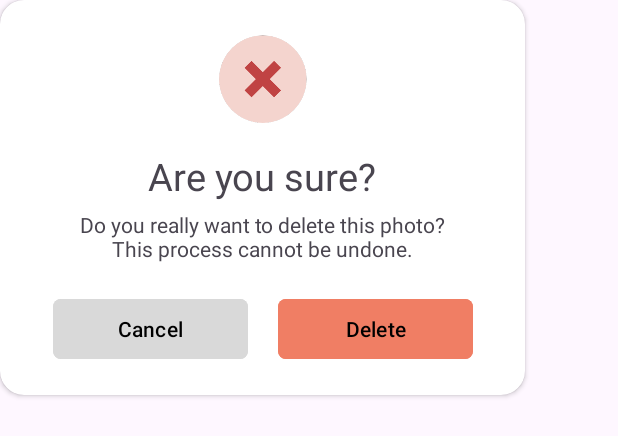
After one commit to SonnWT/GrowDiary, an Android app: the layout custom_confirm_photo.xml on its own in the app's theme, with its tools: preview values and no code run, on a phone screen of 412 x 824 dp. The commit adds this screen. Shown: the top 436 px of the screen. Run offline under Robolectric (Android 15) with nearby library versions, the phone set to English and light mode, and no system bars.

```diff
--- /dev/null
+++ b/app/src/main/res/drawable/baseline_clear_24.xml
@@ -0,0 +1,5 @@
+<vector xmlns:android="http://schemas.android.com/apk/res/android" android:height="24dp" android:tint="#E64163" android:viewportHeight="24" android:viewportWidth="24" android:width="24dp">
+
+    <path android:fillColor="@android:color/white" android:pathData="M19,6.41L17.59,5 12,10.59 6.41,5 5,6.41 10.59,12 5,17.59 6.41,19 12,13.41 17.59,19 19,17.59 13.41,12z"/>
+
+</vector>
--- /dev/null
+++ b/app/src/main/res/layout/custom_confirm_photo.xml
@@ -0,0 +1,80 @@
+<?xml version="1.0" encoding="utf-8"?>
+<androidx.cardview.widget.CardView xmlns:android="http://schemas.android.com/apk/res/android"
+    xmlns:tools="http://schemas.android.com/tools"
+    android:layout_width="350dp"
+    android:layout_height="wrap_content"
+    android:padding="20dp"
+    xmlns:app="http://schemas.android.com/apk/res-auto"
+    app:cardCornerRadius="16dp"
+    android:elevation="20dp">
+
+    <androidx.constraintlayout.widget.ConstraintLayout
+        android:layout_width="match_parent"
+        android:layout_height="wrap_content">
+
+        <ImageView
+            android:id="@+id/gambar_x"
+            android:layout_width="100dp"
+            android:layout_height="100dp"
+            android:src="@drawable/confirm_delete"
+            app:layout_constraintStart_toStartOf="parent"
+            app:layout_constraintEnd_toEndOf="parent"
+            app:layout_constraintTop_toTopOf="parent"/>
+
+        <TextView
+            android:id="@+id/are_you_sure"
+            android:layout_width="wrap_content"
+            android:layout_height="wrap_content"
+            android:text="Are you sure?"
+            android:textSize="25sp"
+            app:layout_constraintTop_toBottomOf="@id/gambar_x"
+            app:layout_constraintStart_toStartOf="parent"
+            app:layout_constraintEnd_toEndOf="parent"/>
+
+        <TextView
+            android:id="@+id/text_confirm"
+            android:layout_width="250sp"
+            android:layout_height="wrap_content"
+            android:textAlignment="center"
+            android:layout_marginTop="5dp"
+            android:text="Do you really want to delete this photo? This process cannot be undone."
+            app:layout_constraintStart_toStartOf="parent"
+            app:layout_constraintEnd_toEndOf="parent"
+            app:layout_constraintTop_toBottomOf="@id/are_you_sure"/>
+
+        <LinearLayout
+            android:layout_width="wrap_content"
+            android:layout_height="wrap_content"
+            android:orientation="horizontal"
+            android:layout_margin="20dp"
+            app:layout_constraintTop_toBottomOf="@id/text_confirm"
+            app:layout_constraintStart_toStartOf="parent"
+            app:layout_constraintEnd_toEndOf="parent"
+            app:layout_constraintBottom_toBottomOf="parent"
+            >
+
+            <com.google.android.material.button.MaterialButton
+                android:id="@+id/cancel_btn"
+                android:layout_width="130dp"
+                android:layout_height="match_parent"
+                android:text="Cancel"
+                android:textColor="@color/black"
+                app:cornerRadius="5dp"
+                android:backgroundTint="@color/abu"
+                android:layout_marginEnd="20dp"/>
+
+            <com.google.android.material.button.MaterialButton
+                android:id="@+id/delete_btn"
+                android:layout_width="130dp"
+                android:layout_height="match_parent"
+                android:text="Delete"
+                android:textColor="@color/black"
+                app:cornerRadius="5dp"
+                android:backgroundTint="@color/orange"/>
+
+        </LinearLayout>
+
+
+    </androidx.constraintlayout.widget.ConstraintLayout>
+
+</androidx.cardview.widget.CardView>
```
Also changed, not shown: app/src/main/java/com/example/growdiary/diary/Diary1Fragment.kt (+32 -0 lines), app/src/main/java/com/example/growdiary/diary/Diary2Fragment.kt (+27 -0 lines), app/src/main/java/com/example/growdiary/diary/NewDiaryFragment.kt (+71 -25 lines), app/src/main/res/layout/fragment_diary.xml (+1 -9 lines), app/src/main/res/layout/fragment_diary1.xml (+10 -1 lines), app/src/main/res/layout/fragment_diary2.xml (+9 -1 lines), app/src/main/res/layout/fragment_new_diary.xml (+25 -1 lines).
